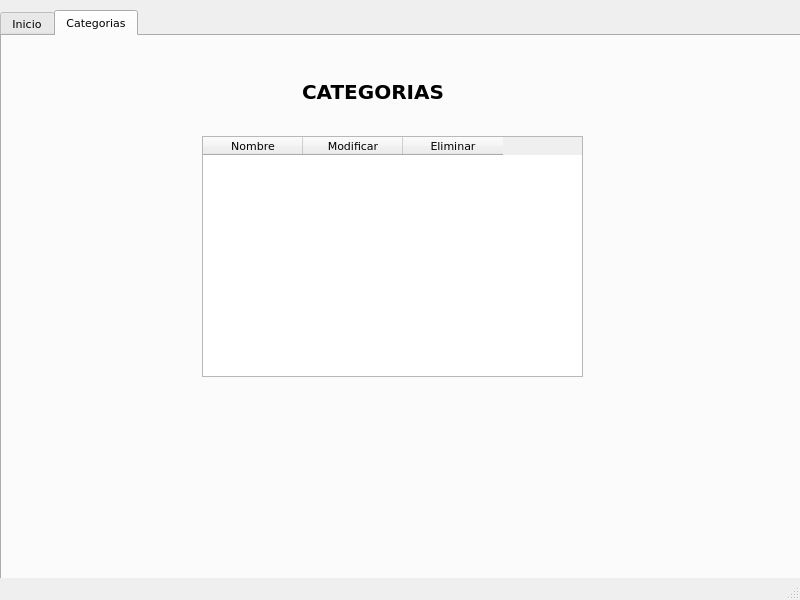
Qt form qt/main_window.ui (germang2/CrossfitTimer) before a commit.
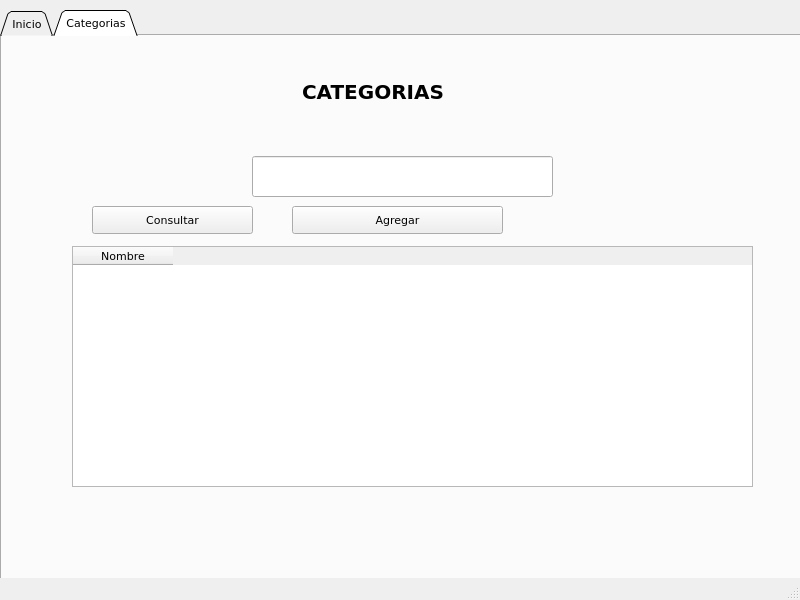
The same form after that commit. The open tabs and pages were chosen to show the change.

Patch:
```diff
--- a/qt/main_window.ui
+++ b/qt/main_window.ui
@@ -29,6 +29,9 @@
       <pointsize>8</pointsize>
      </font>
     </property>
+    <property name="tabShape">
+     <enum>QTabWidget::Triangular</enum>
+    </property>
     <property name="currentIndex">
      <number>0</number>
     </property>
@@ -101,9 +104,9 @@
      <widget class="QTableWidget" name="categories_table">
       <property name="geometry">
        <rect>
-        <x>200</x>
-        <y>100</y>
-        <width>381</width>
+        <x>70</x>
+        <y>210</y>
+        <width>681</width>
         <height>241</height>
        </rect>
       </property>
@@ -112,16 +115,42 @@
         <string>Nombre</string>
        </property>
       </column>
-      <column>
-       <property name="text">
-        <string>Modificar</string>
-       </property>
-      </column>
-      <column>
-       <property name="text">
-        <string>Eliminar</string>
-       </property>
-      </column>
+     </widget>
+     <widget class="QLineEdit" name="ed_category">
+      <property name="geometry">
+       <rect>
+        <x>250</x>
+        <y>120</y>
+        <width>301</width>
+        <height>41</height>
+       </rect>
+      </property>
+     </widget>
+     <widget class="QPushButton" name="btn_create_category">
+      <property name="geometry">
+       <rect>
+        <x>290</x>
+        <y>170</y>
+        <width>211</width>
+        <height>28</height>
+       </rect>
+      </property>
+      <property name="text">
+       <string>Agregar</string>
+      </property>
+     </widget>
+     <widget class="QPushButton" name="btn_get_all_categories">
+      <property name="geometry">
+       <rect>
+        <x>90</x>
+        <y>170</y>
+        <width>161</width>
+        <height>28</height>
+       </rect>
+      </property>
+      <property name="text">
+       <string>Consultar</string>
+      </property>
      </widget>
     </widget>
    </widget>
```
Left out of the diff: 4 changed lines with no effect on the pictures.
